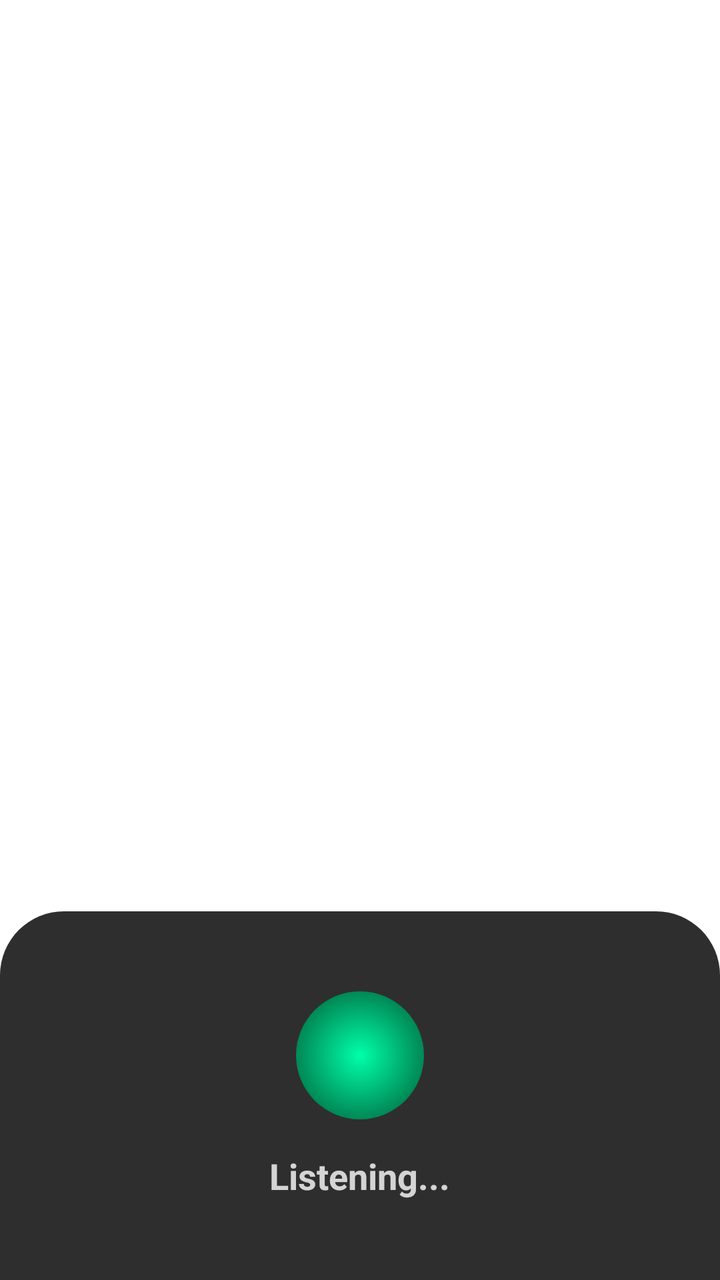
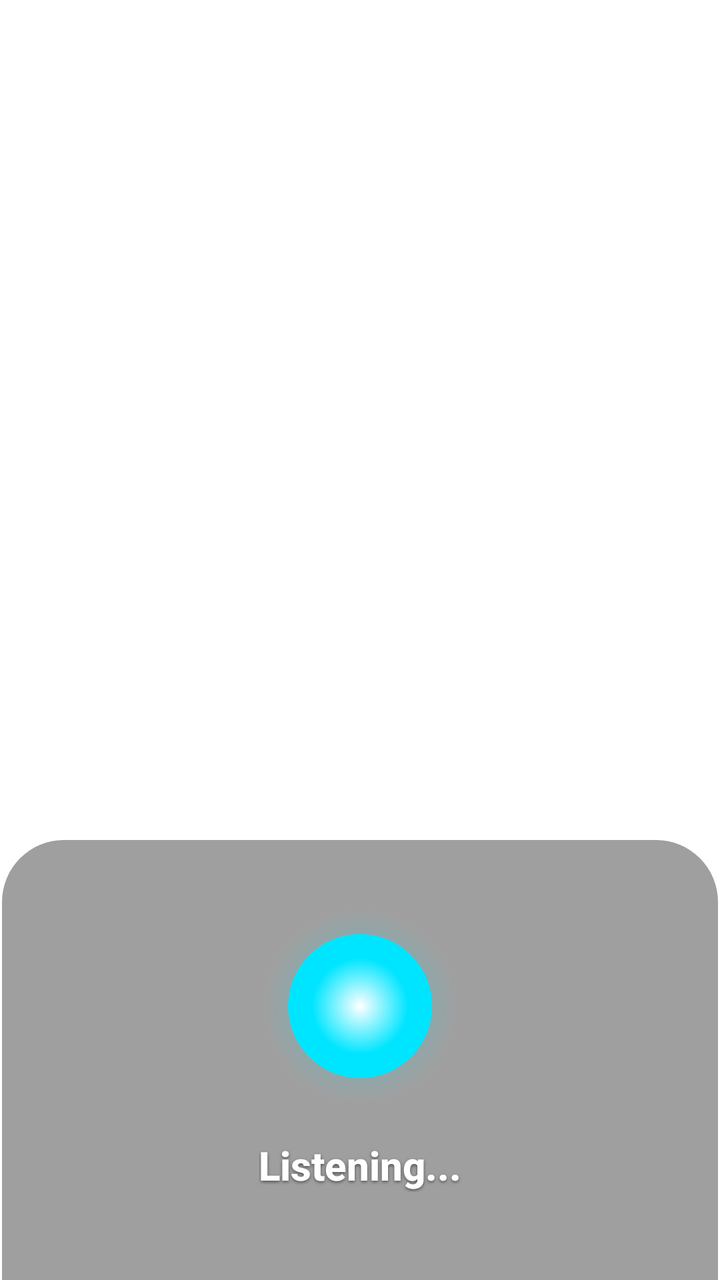

Two renders of the same Android screen: before a commit and after it. Below are the layout's source before the change and the commit's diff.
<!-- AndroidManifest.xml: activity theme Theme.TransparentAssistant -->
<!-- res/layout/activity_assistant.xml -->
<?xml version="1.0" encoding="utf-8"?>
<RelativeLayout xmlns:android="http://schemas.android.com/apk/res/android"
    android:id="@+id/assistantRootLayout"
    android:layout_width="match_parent"
    android:layout_height="match_parent"
    android:background="@android:color/transparent">

    <LinearLayout
        android:id="@+id/bottomSheetContainer"
        android:layout_width="match_parent"
        android:layout_height="wrap_content"
        android:layout_alignParentBottom="true"
        android:background="@drawable/bg_bottom_sheet"
        android:gravity="center_horizontal"
        android:orientation="vertical"
        android:paddingStart="24dp"
        android:paddingTop="40dp"
        android:paddingEnd="24dp"
        android:paddingBottom="40dp">

        <ImageView
            android:id="@+id/orbImageView"
            android:layout_width="64dp"
            android:layout_height="64dp"
            android:layout_gravity="center_horizontal"
            android:contentDescription="Marvo AI Listening Orb"
            android:src="@drawable/glowing_orb" />

        <TextView
            android:id="@+id/statusTextView"
            android:layout_width="wrap_content"
            android:layout_height="wrap_content"
            android:layout_gravity="center_horizontal"
            android:layout_marginTop="16dp"
            android:text="Listening..."
            android:textColor="#CCFFFFFF"
            android:textSize="18sp"
            android:textStyle="bold" />
    </LinearLayout>

</RelativeLayout>
<!-- resources referenced by this layout -->
<resources>
  <!-- drawable bg_bottom_sheet (drawable) -->
  <?xml version="1.0" encoding="utf-8"?>
  <shape xmlns:android="http://schemas.android.com/apk/res/android"
      android:shape="rectangle">
      <solid android:color="#D90A0A0A" />
      <corners
          android:topLeftRadius="32dp"
          android:topRightRadius="32dp"
          android:bottomLeftRadius="0dp"
          android:bottomRightRadius="0dp" />
  </shape>
  <!-- drawable glowing_orb (drawable) -->
  <?xml version="1.0" encoding="utf-8"?>
  <shape xmlns:android="http://schemas.android.com/apk/res/android"
      android:shape="oval">
      <gradient
          android:type="radial"
          android:gradientRadius="32dp"
          android:startColor="#00FFAA"
          android:endColor="#008855" />
      <size
          android:width="64dp"
          android:height="64dp" />
  </shape>
  <style name="Theme.TransparentAssistant" parent="Theme.AppCompat.Light.NoActionBar">
          <item name="android:windowIsTranslucent">true</item>
          <item name="android:windowBackground">@android:color/transparent</item>
          <item name="android:windowContentOverlay">@null</item>
          <item name="android:windowNoTitle">true</item>
          <item name="android:backgroundDimEnabled">true</item>
          <item name="android:backgroundDimAmount">0.5</item>
      </style>
</resources>

<!-- the commit's change to res/layout/activity_assistant.xml (unified diff, before → after) -->
@@ -13,28 +13,33 @@
         android:background="@drawable/bg_bottom_sheet"
         android:gravity="center_horizontal"
         android:orientation="vertical"
-        android:paddingStart="24dp"
-        android:paddingTop="40dp"
-        android:paddingEnd="24dp"
-        android:paddingBottom="40dp">
+        android:paddingStart="32dp"
+        android:paddingTop="36dp"
+        android:paddingEnd="32dp"
+        android:paddingBottom="44dp">
 
         <ImageView
             android:id="@+id/orbImageView"
-            android:layout_width="64dp"
-            android:layout_height="64dp"
+            android:layout_width="96dp"
+            android:layout_height="96dp"
             android:layout_gravity="center_horizontal"
-            android:contentDescription="Marvo AI Listening Orb"
-            android:src="@drawable/glowing_orb" />
+            android:contentDescription="Marvo AI Siri-style Glowing Orb"
+            android:src="@drawable/siri_glowing_orb" />
 
         <TextView
             android:id="@+id/statusTextView"
             android:layout_width="wrap_content"
             android:layout_height="wrap_content"
             android:layout_gravity="center_horizontal"
-            android:layout_marginTop="16dp"
+            android:layout_marginTop="18dp"
+            android:fontFamily="sans-serif-medium"
+            android:shadowColor="#80000000"
+            android:shadowDx="0"
+            android:shadowDy="2"
+            android:shadowRadius="4"
             android:text="Listening..."
-            android:textColor="#CCFFFFFF"
-            android:textSize="18sp"
+            android:textColor="#FFFFFF"
+            android:textSize="20sp"
             android:textStyle="bold" />
     </LinearLayout>
 
<!-- resource entries referenced after the edit -->
@@ -2,28 +2,47 @@
 <resources>
   <!-- drawable bg_bottom_sheet (drawable) -->
   <?xml version="1.0" encoding="utf-8"?>
-  <shape xmlns:android="http://schemas.android.com/apk/res/android"
-      android:shape="rectangle">
-      <solid android:color="#D90A0A0A" />
-      <corners
-          android:topLeftRadius="32dp"
-          android:topRightRadius="32dp"
-          android:bottomLeftRadius="0dp"
-          android:bottomRightRadius="0dp" />
-  </shape>
-  <!-- drawable glowing_orb (drawable) -->
+  <layer-list xmlns:android="http://schemas.android.com/apk/res/android">
+      
+      <item>
+          <shape android:shape="rectangle">
+              <corners android:topLeftRadius="32dp" android:topRightRadius="32dp" />
+              <solid android:color="#40FFFFFF" /> 
+          </shape>
+      </item>
+  
+      
+      <item android:bottom="0dp" android:left="1dp" android:right="1dp" android:top="1dp">
+          <shape android:shape="rectangle">
+              <corners android:topLeftRadius="31dp" android:topRightRadius="31dp" />
+              <solid android:color="#60000000" /> 
+          </shape>
+      </item>
+  </layer-list>
+  <!-- drawable siri_glowing_orb (drawable) -->
   <?xml version="1.0" encoding="utf-8"?>
-  <shape xmlns:android="http://schemas.android.com/apk/res/android"
-      android:shape="oval">
-      <gradient
-          android:type="radial"
-          android:gradientRadius="32dp"
-          android:startColor="#00FFAA"
-          android:endColor="#008855" />
-      <size
-          android:width="64dp"
-          android:height="64dp" />
-  </shape>
+  <layer-list xmlns:android="http://schemas.android.com/apk/res/android">
+      
+      <item>
+          <shape android:shape="oval">
+              <gradient
+                  android:type="radial"
+                  android:gradientRadius="48dp"
+                  android:startColor="#6600E5FF"
+                  android:endColor="#0000E5FF" />
+          </shape>
+      </item>
+      
+      <item android:bottom="12dp" android:left="12dp" android:right="12dp" android:top="12dp">
+          <shape android:shape="oval">
+              <gradient
+                  android:type="radial"
+                  android:gradientRadius="24dp"
+                  android:startColor="#FFFFFFFF"
+                  android:endColor="#FF00E5FF" />
+          </shape>
+      </item>
+  </layer-list>
   <style name="Theme.TransparentAssistant" parent="Theme.AppCompat.Light.NoActionBar">
           <item name="android:windowIsTranslucent">true</item>
           <item name="android:windowBackground">@android:color/transparent</item>
